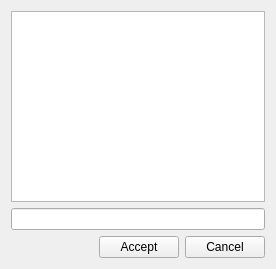
hello-adam/Hooloovoo, file src/gamefiledialog.ui: the form before one commit.
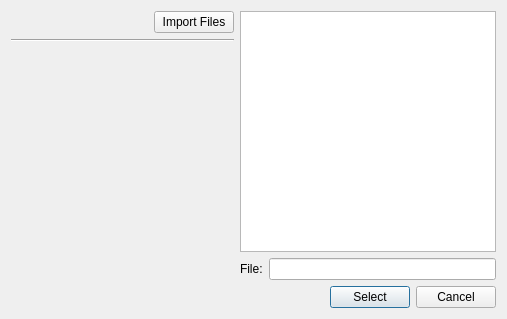
The form after the commit.

```diff
--- a/src/gamefiledialog.ui
+++ b/src/gamefiledialog.ui
@@ -6,22 +6,97 @@
    <rect>
     <x>0</x>
     <y>0</y>
-    <width>276</width>
-    <height>269</height>
+    <width>507</width>
+    <height>319</height>
    </rect>
   </property>
   <property name="windowTitle">
-   <string>Form</string>
+   <string>Select File</string>
   </property>
+  <layout class="QVBoxLayout" name="verticalLayout_3">
+   <item>
+    <layout class="QHBoxLayout" name="horizontalLayout_3">
+     <item>
   <layout class="QVBoxLayout" name="verticalLayout_2">
    <item>
+        <layout class="QHBoxLayout" name="horizontalLayout_2">
+         <item>
+          <spacer name="horizontalSpacer_2">
+           <property name="orientation">
+            <enum>Qt::Horizontal</enum>
+           </property>
+           <property name="sizeHint" stdset="0">
+            <size>
+             <width>40</width>
+             <height>20</height>
+            </size>
+           </property>
+          </spacer>
+         </item>
+         <item>
+          <widget class="QPushButton" name="pb_Import">
+           <property name="text">
+            <string>Import Files</string>
+           </property>
+          </widget>
+         </item>
+        </layout>
+       </item>
+       <item>
+        <widget class="Line" name="line">
+         <property name="orientation">
+          <enum>Qt::Horizontal</enum>
+         </property>
+        </widget>
+       </item>
+       <item>
+        <widget class="QWidget" name="previewWidget" native="true">
+         <property name="sizePolicy">
+          <sizepolicy hsizetype="MinimumExpanding" vsizetype="MinimumExpanding">
+           <horstretch>0</horstretch>
+           <verstretch>0</verstretch>
+          </sizepolicy>
+         </property>
+         <layout class="QVBoxLayout" name="previewLayout"/>
+        </widget>
+       </item>
+      </layout>
+     </item>
+     <item>
     <layout class="QVBoxLayout" name="verticalLayout">
      <item>
-      <widget class="QListWidget" name="lw_existingFiles"/>
+        <widget class="QListWidget" name="lw_existingFiles">
+         <property name="verticalScrollBarPolicy">
+          <enum>Qt::ScrollBarAlwaysOff</enum>
+         </property>
+         <property name="horizontalScrollBarPolicy">
+          <enum>Qt::ScrollBarAsNeeded</enum>
+         </property>
+         <property name="editTriggers">
+          <set>QAbstractItemView::NoEditTriggers</set>
+         </property>
+         <property name="flow">
+          <enum>QListView::TopToBottom</enum>
+         </property>
+         <property name="isWrapping" stdset="0">
+          <bool>true</bool>
+         </property>
+        </widget>
+       </item>
+       <item>
+        <layout class="QHBoxLayout" name="horizontalLayout_4">
+         <item>
+          <widget class="QLabel" name="label">
+           <property name="text">
+            <string>File:</string>
+           </property>
+          </widget>
      </item>
      <item>
       <widget class="QLineEdit" name="le_selectedFile"/>
      </item>
+        </layout>
+       </item>
      <item>
       <layout class="QHBoxLayout" name="horizontalLayout">
        <item>
@@ -40,7 +115,10 @@
        <item>
         <widget class="QPushButton" name="Accept">
          <property name="text">
-          <string>Accept</string>
+            <string>Select</string>
+           </property>
+           <property name="default">
+            <bool>true</bool>
          </property>
         </widget>
        </item>
@@ -50,6 +128,8 @@
           <string>Cancel</string>
          </property>
         </widget>
+         </item>
+        </layout>
        </item>
       </layout>
      </item>
```
Lines whose indentation alone changed are shown as unchanged.
